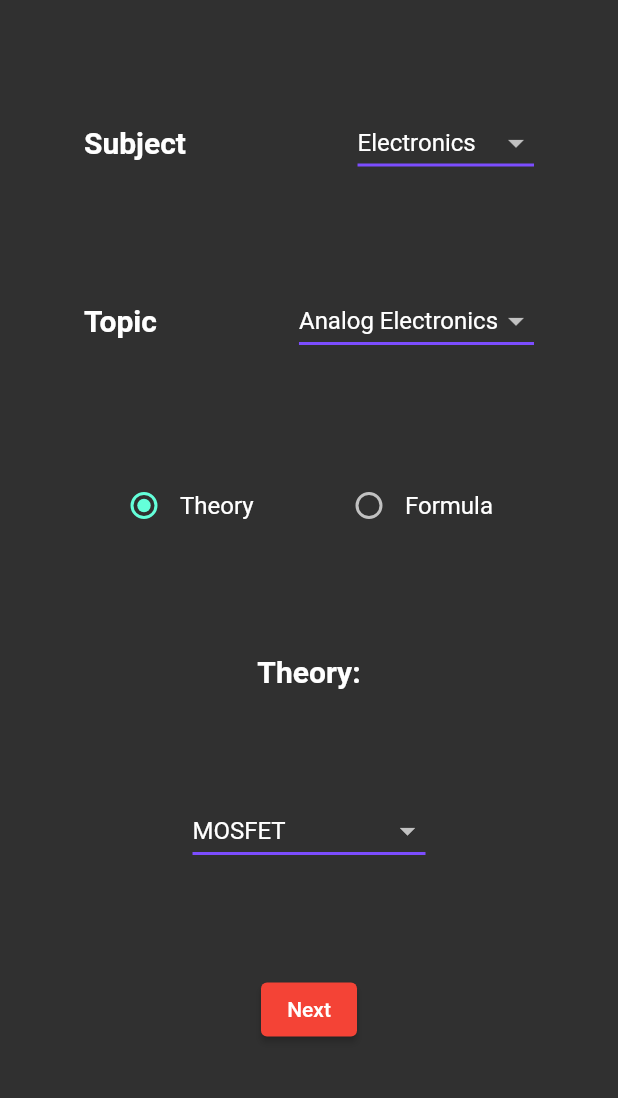
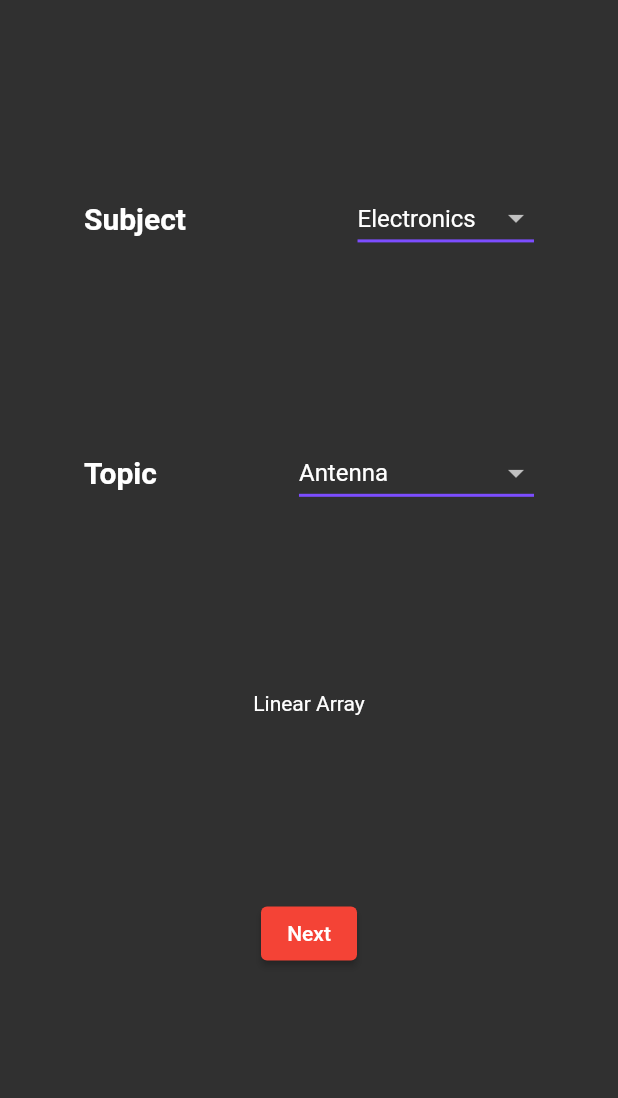
Before and after one commit to srujanb99/procis3d, a Flutter app: the screen it shows after launch, on a phone screen of 412 x 824 dp, the part 84-1182 px from its top. Run offline on Flutter 3.47's test engine with Material 2 defaults, Android fonts, the light colour scheme and no system bars; drawn by our look-alikes of flutter_advanced_drawer; our stand-ins replace screenshot; missing offline and left inert: flutter_cube.

Commit message:
Added Functionality

```diff
--- a/lib/main.dart
+++ b/lib/main.dart
@@ -2,7 +2,6 @@ import 'package:flutter/material.dart';
 import 'package:procis3d/screens/about.dart';
 import 'package:procis3d/screens/help.dart';
 import 'package:procis3d/screens/selection_page.dart';
-import 'package:procis3d/screens/param_output.dart';
 import 'package:procis3d/screens/splash_screen.dart';
 
 void main() => runApp(Procis3D());
@@ -13,7 +12,6 @@ class Procis3D extends StatelessWidget {
     return MaterialApp(
       routes: {
         '/select': (context) => SelectionPage(),
-        '/params': (context) => ParamsOutput(),
         '/help': (context) => Help(),
         '/about': (context) => About(),
       },
@@ -32,7 +30,7 @@ class Splash extends StatelessWidget {
   Widget build(BuildContext context) {
     return FutureBuilder(
       // Replace the 3 second delay with your initialization code:
-      future: Future.delayed(Duration(seconds: 4)),
+      future: Future.delayed(Duration(seconds: 1)), //3-4 Seconds
       builder: (context, AsyncSnapshot snapshot) {
         // Show splash screen while waiting for app resources to load:
         if (snapshot.connectionState == ConnectionState.waiting) {
--- a/lib/objects/lists.dart
+++ b/lib/objects/lists.dart
@@ -1,24 +1,53 @@
 const List<String> subjects = [
   'Electronics',
-  'Physics',
   'Mathematics',
 ];
 
-const List<String> Electronics = [
+List<String> topicSelector(String subject) {
+  switch (subject) {
+    case 'Electronics':
+      return electronics;
+    case 'Mathematics':
+      return mathematics;
+    default:
+      return electronics;
+  }
+}
+
+const List<String> electronics = [
+  'Antenna',
   'Analog Electronics',
   'Integrated Circuits',
   'VLSI',
 ];
-const List<String> Physics = [
-  'EM Waves',
-  'Semiconductors',
-];
-const List<String> Mathematics = [
+
+const List<String> mathematics = [
   'Sphere',
   'Cube',
 ];
 
-const List<String> Theories = [
+/* const List<String> Physics = [
+  'EM Waves',
+  'Semiconductors',
+]; */
+
+int topicListTypeSelector(String topic) {
+  int topicListType = 1;
+  switch (topic) {
+    case 'Antenna':
+      topicListType = 2;
+      break;
+    case 'Sphere':
+      topicListType = 0;
+      break;
+    case 'Cube':
+      topicListType = 0;
+      break;
+  }
+  return topicListType;
+}
+
+const List<String> theories = [
   'MOSFET',
   'Radiation Patterns',
 ];
--- a/lib/screens/selection_page.dart
+++ b/lib/screens/selection_page.dart
@@ -5,6 +5,8 @@ import 'package:procis3d/components/drawer_menu.dart';
 import 'package:procis3d/components/drop_down.dart';
 import 'package:procis3d/constants.dart';
 import 'package:procis3d/objects/lists.dart';
+import 'package:procis3d/objects/objects_listing.dart';
+import 'package:procis3d/screens/param_output.dart';
 
 class SelectionPage extends StatelessWidget {
   final _advancedDrawerController = AdvancedDrawerController();
@@ -59,64 +61,21 @@ class Selection extends StatefulWidget {
 }
 
 class _SelectionState extends State<Selection> {
-  String subject = 'Electronics';
-  String topic = 'Analog Electronics';
-  String topicType = 'MOSFET';
+  String subject = subjects[0];
+  String topic = electronics[0];
+  String topicType = theories[0];
   type? _selectedType = type.theory;
   String selectedType = 'Theory';
+  String figure = 'Jet';
 
-  @override
-  Widget build(BuildContext context) {
-    if (_selectedType == type.formula)
-      selectedType = 'Formula';
-    else
-      selectedType = 'Theory';
-
-    return Column(
-      mainAxisAlignment: MainAxisAlignment.spaceEvenly,
-      children: [
-        Container(
-          width: 300.0,
-          child: Row(
-            mainAxisAlignment: MainAxisAlignment.spaceBetween,
-            children: [
-              Text(
-                'Subject',
-                style: kFormTitle,
-              ),
-              DropDownSelector(
-                value: subject,
-                valueList: subjects,
-                onChanged: (String? newValue) {
-                  setState(() {
-                    subject = newValue!;
-                  });
-                },
-              ).dropDownSelector(),
-            ],
-          ),
-        ),
-        Container(
-          width: 300.0,
-          child: Row(
-            mainAxisAlignment: MainAxisAlignment.spaceBetween,
-            children: [
-              Text(
-                'Topic',
-                style: kFormTitle,
-              ),
-              DropDownSelector(
-                value: topic,
-                valueList: Electronics,
-                onChanged: (String? newValue) {
-                  setState(() {
-                    topic = newValue!;
-                  });
-                },
-              ).dropDownSelector(),
-            ],
-          ),
-        ),
+  Widget topicView(int topicListType) {
+    List<Widget> listTiles = [];
+    switch (topicListType) {
+      case 0:
+        listTiles = [Container()];
+        break;
+      case 1:
+        listTiles = [
           Container(
             width: 300.0,
             child: Row(
@@ -163,6 +122,9 @@ class _SelectionState extends State<Selection> {
               ],
             ),
           ),
+          SizedBox(
+            height: 20.0,
+          ),
           Center(
             child: Text(
               '$selectedType:',
@@ -170,23 +132,115 @@ class _SelectionState extends State<Selection> {
               textAlign: TextAlign.center,
             ),
           ),
-        DropDownSelector(
+          SizedBox(
+            height: 20.0,
+          ),
+          Center(
+            child: DropDownSelector(
               value: topicType,
-          valueList: Theories,
+              valueList: theories,
               onChanged: (String? newValue) {
                 setState(() {
                   topicType = newValue!;
                 });
               },
             ).dropDownSelector(),
+          ),
+        ];
+        break;
+      case 2:
+        listTiles = [
+          Container(
+            child: Text(
+              'Linear Array',
+              textAlign: TextAlign.center,
+            ),
+          ),
+        ];
+        break;
+    }
+    return Column(
+      mainAxisAlignment: MainAxisAlignment.spaceEvenly,
+      crossAxisAlignment: CrossAxisAlignment.stretch,
+      children: listTiles,
+    );
+  }
+
+  @override
+  Widget build(BuildContext context) {
+    if (_selectedType == type.formula)
+      selectedType = 'Formula';
+    else
+      selectedType = 'Theory';
+
+    int topicListType = topicListTypeSelector(topic);
+
+    return Column(
+      mainAxisAlignment: MainAxisAlignment.spaceEvenly,
+      children: [
+        Container(
+          width: 300.0,
+          child: Row(
+            mainAxisAlignment: MainAxisAlignment.spaceBetween,
+            children: [
+              Text(
+                'Subject',
+                style: kFormTitle,
+              ),
+              DropDownSelector(
+                value: subject,
+                valueList: subjects,
+                onChanged: (String? newValue) {
+                  setState(() {
+                    subject = newValue!;
+                    topic = topicSelector(subject)[0];
+                    topicListType = topicListTypeSelector(topic);
+                    figure = topic;
+                  });
+                },
+              ).dropDownSelector(),
+            ],
+          ),
+        ),
+        Container(
+          width: 300.0,
+          child: Row(
+            mainAxisAlignment: MainAxisAlignment.spaceBetween,
+            children: [
+              Text(
+                'Topic',
+                style: kFormTitle,
+              ),
+              DropDownSelector(
+                value: topic,
+                valueList: topicSelector(subject),
+                onChanged: (String? newValue) {
+                  setState(() {
+                    topic = newValue!;
+                    topicListType = topicListTypeSelector(topic);
+                    figure = topic;
+                  });
+                },
+              ).dropDownSelector(),
+            ],
+          ),
+        ),
+        topicView(topicListType),
         ElevatedButton(
           style: ElevatedButton.styleFrom(
             primary: Colors.red,
           ),
           child: Text('Next'),
           onPressed: () {
-            //Navigate to Screen 1
-            Navigator.pushNamed(context, '/params');
+            //Navigator.pushNamed(context, '/params');
+            Navigator.push(
+              context,
+              MaterialPageRoute(
+                builder: (context) => ParamsOutput(
+                  objectId: getObjectKeyId(figure),
+                ),
+              ),
+            );
           },
         ),
       ],
```
Also changed, not shown: lib/objects/objects3d.dart (added, +13 -0 lines), lib/objects/objects_listing.dart (added, +38 -0 lines), lib/objects/objects_view.dart (renamed from lib/objects/objects_3d.dart, +10 -4 lines), lib/screens/param_output.dart (+13 -6 lines), assets/objects/Linear Array Radiation Pattern.jpg (added), 5 other files. Lines whose indentation alone changed are shown as unchanged.
